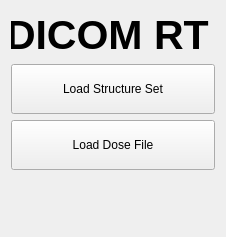
The window that Plugins/org.mitk.dicomrtview/src/internal/DcmRTVControls.ui (MITK/MITK) describes before a commit, drawn with Qt 5.
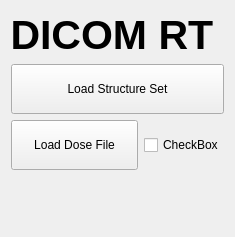
The same window after the commit.

The edit to the form file:
```diff
--- a/Plugins/org.mitk.dicomrtview/src/internal/DcmRTVControls.ui
+++ b/Plugins/org.mitk.dicomrtview/src/internal/DcmRTVControls.ui
@@ -6,7 +6,7 @@
    <rect>
     <x>0</x>
     <y>0</y>
-    <width>222</width>
+    <width>235</width>
     <height>237</height>
    </rect>
   </property>
@@ -64,7 +64,15 @@
     </widget>
    </item>
    <item>
+    <layout class="QHBoxLayout" name="horizontalLayout_2">
+     <item>
     <widget class="QPushButton" name="pushButton">
+       <property name="sizePolicy">
+        <sizepolicy hsizetype="Minimum" vsizetype="Minimum">
+         <horstretch>0</horstretch>
+         <verstretch>0</verstretch>
+        </sizepolicy>
+       </property>
      <property name="minimumSize">
       <size>
        <width>0</width>
@@ -75,6 +83,21 @@
       <string>Load Dose File</string>
      </property>
     </widget>
+     </item>
+     <item>
+      <widget class="QCheckBox" name="checkBox">
+       <property name="sizePolicy">
+        <sizepolicy hsizetype="Fixed" vsizetype="Fixed">
+         <horstretch>0</horstretch>
+         <verstretch>0</verstretch>
+        </sizepolicy>
+       </property>
+       <property name="text">
+        <string>CheckBox</string>
+       </property>
+      </widget>
+     </item>
+    </layout>
    </item>
    <item>
     <spacer name="spacer1">
```
Lines whose indentation alone changed are shown as unchanged.
